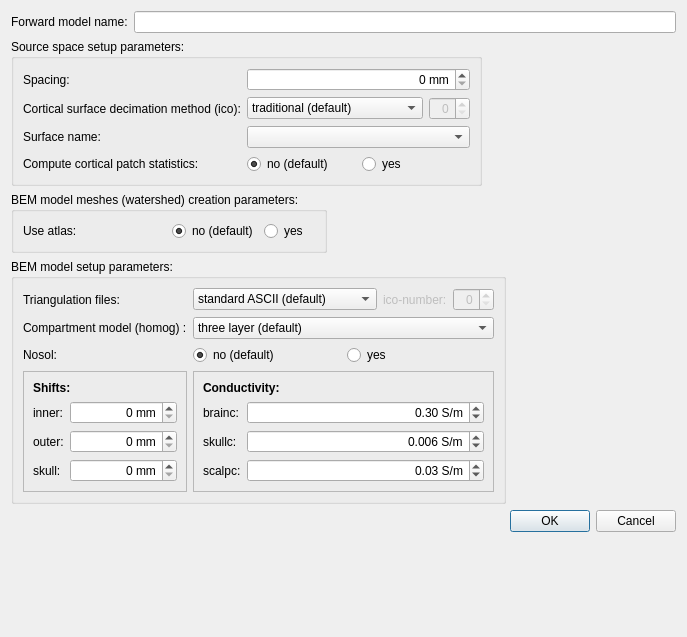
Qt form meggie_batch/ui/qt4Designer_ui_files/forwardModelDialog.ui (cibr-jyu/meggie) before a commit.
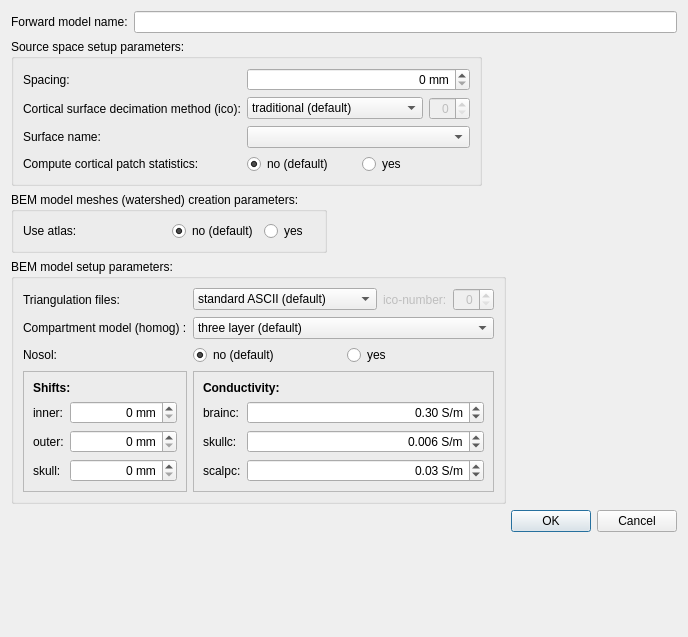
The same form after that commit.

What changed in the file:
```diff
--- a/meggie_batch/ui/qt4Designer_ui_files/forwardModelDialog.ui
+++ b/meggie_batch/ui/qt4Designer_ui_files/forwardModelDialog.ui
@@ -6,7 +6,7 @@
    <rect>
     <x>0</x>
     <y>0</y>
-    <width>687</width>
+    <width>688</width>
     <height>637</height>
    </rect>
   </property>
```
